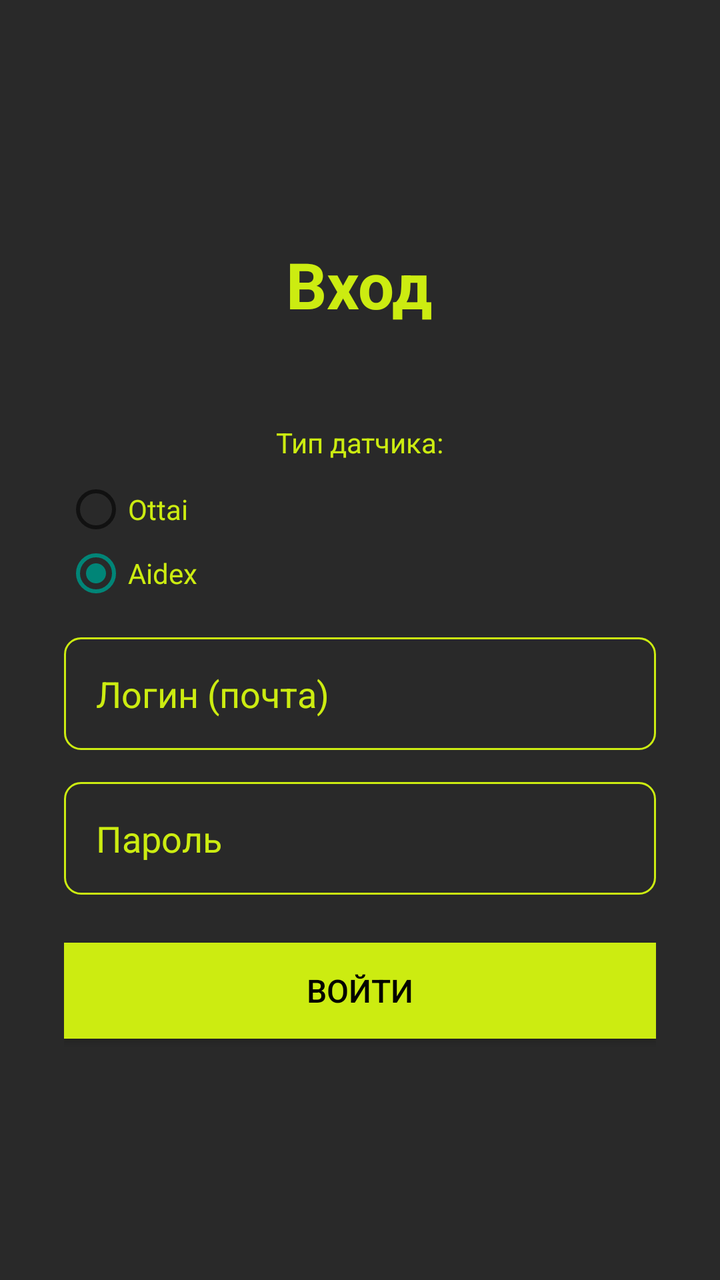
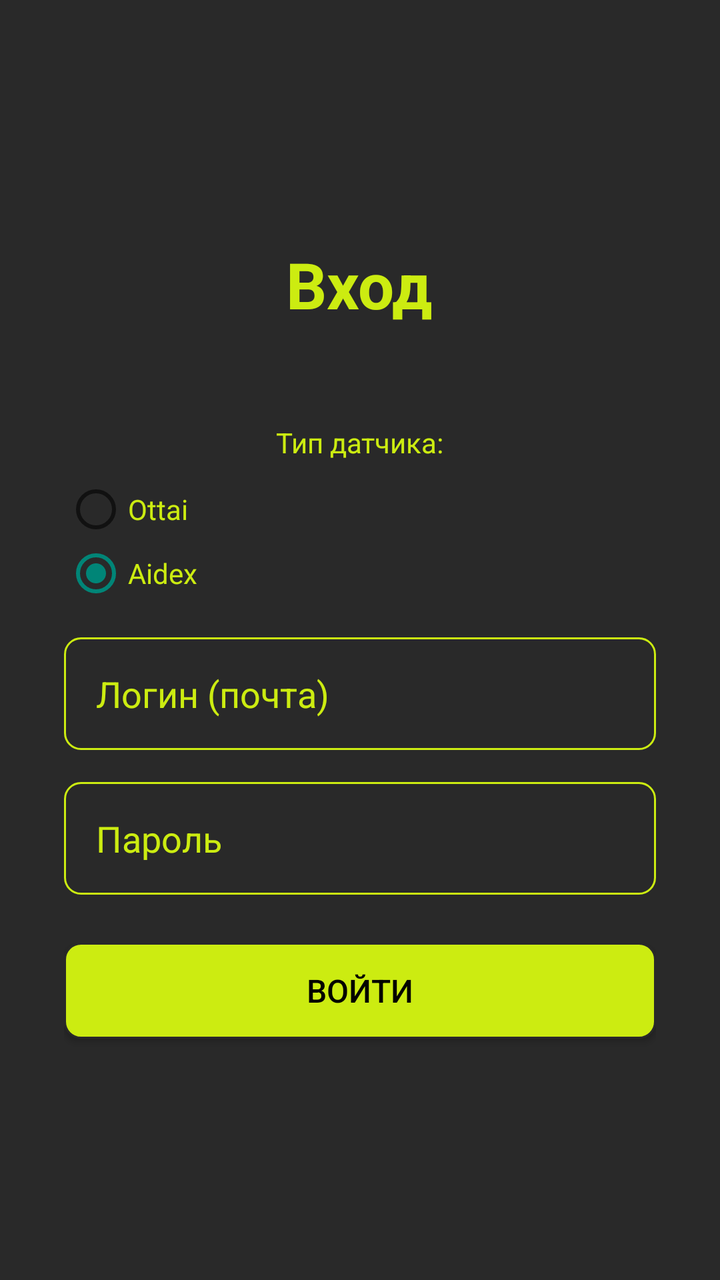

Two renders of the same Android screen: before a commit and after it. Below are the layout's source before the change and the commit's diff.
<!-- AndroidManifest.xml: application theme Theme.AppCompat.Light.DarkActionBar -->
<!-- res/layout/activity_login.xml -->
<?xml version="1.0" encoding="utf-8"?>
<androidx.constraintlayout.widget.ConstraintLayout
    xmlns:android="http://schemas.android.com/apk/res/android"
    xmlns:app="http://schemas.android.com/apk/res-auto"
    xmlns:tools="http://schemas.android.com/tools"
    android:layout_width="match_parent"
    android:layout_height="match_parent"
    android:background="@color/background_color">

    <LinearLayout
        android:id="@+id/contentLayout"
        android:layout_width="0dp"
        android:layout_height="0dp"
        android:orientation="vertical"
        android:gravity="center"
        android:padding="32dp"
        app:layout_constraintTop_toTopOf="parent"
        app:layout_constraintBottom_toBottomOf="parent"
        app:layout_constraintStart_toStartOf="parent"
        app:layout_constraintEnd_toEndOf="parent">

        <TextView
            android:layout_width="wrap_content"
            android:layout_height="wrap_content"
            android:text="Вход"
            android:textSize="32sp"
            android:textStyle="bold"
            android:layout_marginBottom="48dp"
            android:textColor="@color/accent_color" />

        <TextView
            android:layout_width="wrap_content"
            android:layout_height="wrap_content"
            android:text="Тип датчика:"
            android:textColor="@color/accent_color"
            android:layout_marginBottom="8dp" />

        <RadioGroup
            android:layout_width="match_parent"
            android:layout_height="wrap_content"
            android:layout_marginBottom="16dp">

            <RadioButton
                android:id="@+id/ottai"
                android:layout_width="match_parent"
                android:layout_height="wrap_content"
                android:text="Ottai"
                android:textColor="@color/accent_color" />

            <RadioButton
                android:id="@+id/aidex"
                android:layout_width="match_parent"
                android:layout_height="wrap_content"
                android:text="Aidex"
                android:textColor="@color/accent_color"
                android:checked="true" />
        </RadioGroup>

        <EditText
            android:id="@+id/editTextTextEmailAddress"
            android:layout_width="match_parent"
            android:layout_height="wrap_content"
            android:hint="Логин (почта)"
            android:inputType="textEmailAddress"
            android:padding="16dp"
            android:background="@drawable/edit_text_border"
            android:textColor="@color/accent_color"
            android:textColorHint="@color/accent_color"
            android:layout_marginBottom="16dp" />

        <EditText
            android:id="@+id/editTextTextPassword"
            android:layout_width="match_parent"
            android:layout_height="wrap_content"
            android:hint="Пароль"
            android:inputType="textPassword"
            android:padding="16dp"
            android:background="@drawable/edit_text_border"
            android:textColor="@color/accent_color"
            android:textColorHint="@color/accent_color"
            android:layout_marginBottom="24dp" />

        <Button
            android:id="@+id/btnLogin"
            android:layout_width="match_parent"
            android:layout_height="wrap_content"
            android:text="Войти"
            android:padding="12dp"
            android:background="@color/accent_color"
            android:textColor="@color/font_color"
            android:textSize="16sp"
            android:onClick="PushButton"/>

        <ProgressBar
            android:id="@+id/progressBar"
            android:layout_width="wrap_content"
            android:layout_height="wrap_content"
            android:visibility="gone"
            android:layout_marginTop="16dp" />

    </LinearLayout>

</androidx.constraintlayout.widget.ConstraintLayout>
<!-- resources referenced by this layout -->
<resources>
  <color name="accent_color">#CCEC11</color>
  <color name="background_color">#292929</color>
  <color name="font_color">#020200</color>
  <!-- drawable edit_text_border (drawable) -->
  <?xml version="1.0" encoding="utf-8"?>
  <shape xmlns:android="http://schemas.android.com/apk/res/android">
      <solid android:color="@color/background_color" />
      <stroke
          android:width="1dp"
          android:color="@color/accent_color" />
      <corners android:radius="8dp" />
  </shape>
</resources>

<!-- the commit's change to res/layout/activity_login.xml (unified diff, before → after) -->
@@ -86,10 +86,11 @@
             android:layout_height="wrap_content"
             android:text="Войти"
             android:padding="12dp"
-            android:background="@color/accent_color"
+            android:background="@drawable/edit_text_border_accent"
             android:textColor="@color/font_color"
             android:textSize="16sp"
-            android:onClick="PushButton"/>
+            android:onClick="PushButton"
+            />
 
         <ProgressBar
             android:id="@+id/progressBar"
<!-- resource entries referenced after the edit -->
@@ -12,5 +12,14 @@
           android:color="@color/accent_color" />
       <corners android:radius="8dp" />
   </shape>
+  <!-- drawable edit_text_border_accent (drawable) -->
+  <?xml version="1.0" encoding="utf-8"?>
+  <shape xmlns:android="http://schemas.android.com/apk/res/android">
+      <solid android:color="@color/accent_color" />
+      <stroke
+          android:width="1dp"
+          android:color="@color/background_color" />
+      <corners android:radius="8dp" />
+  </shape>
 </resources>
 
